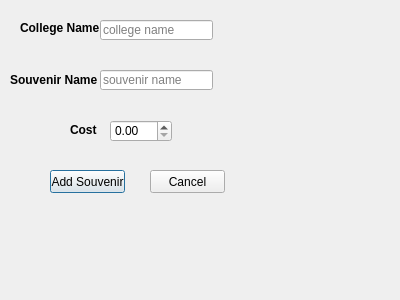
The window that addsouvenir.ui (rizzi-trevor/Proj2TempRepo) describes before a commit, drawn with Qt 5.
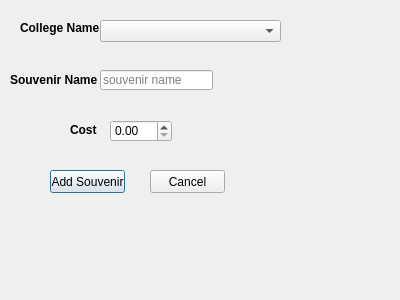
The same window after the commit.

Patch:
```diff
--- a/addsouvenir.ui
+++ b/addsouvenir.ui
@@ -13,22 +13,6 @@
   <property name="windowTitle">
    <string>Dialog</string>
   </property>
-  <widget class="QLineEdit" name="collegeEdit">
-   <property name="geometry">
-    <rect>
-     <x>100</x>
-     <y>20</y>
-     <width>113</width>
-     <height>20</height>
-    </rect>
-   </property>
-   <property name="inputMask">
-    <string/>
-   </property>
-   <property name="placeholderText">
-    <string>college name</string>
-   </property>
-  </widget>
   <widget class="QLineEdit" name="souEdit">
    <property name="geometry">
     <rect>
@@ -135,6 +119,16 @@
     </rect>
    </property>
   </widget>
+  <widget class="QComboBox" name="comboBox">
+   <property name="geometry">
+    <rect>
+     <x>100</x>
+     <y>20</y>
+     <width>181</width>
+     <height>22</height>
+    </rect>
+   </property>
+  </widget>
  </widget>
  <resources/>
  <connections/>
```
